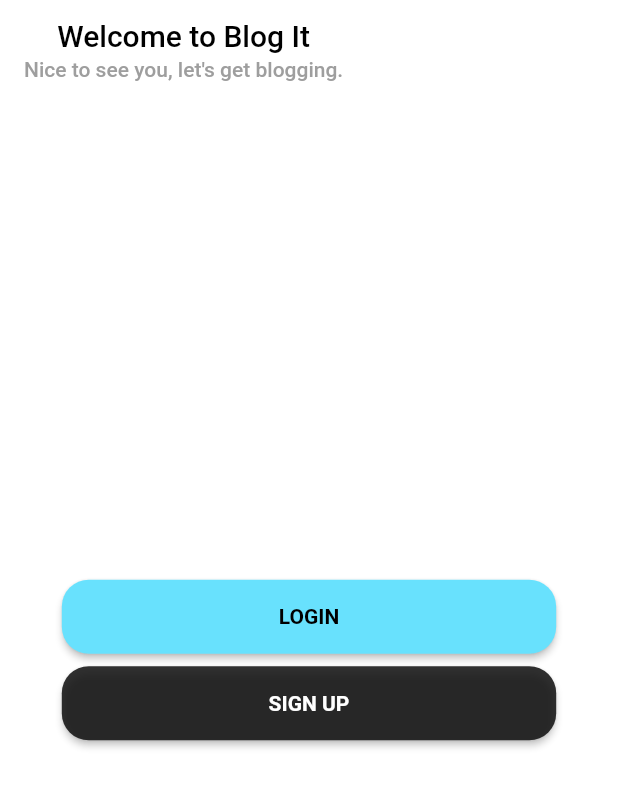
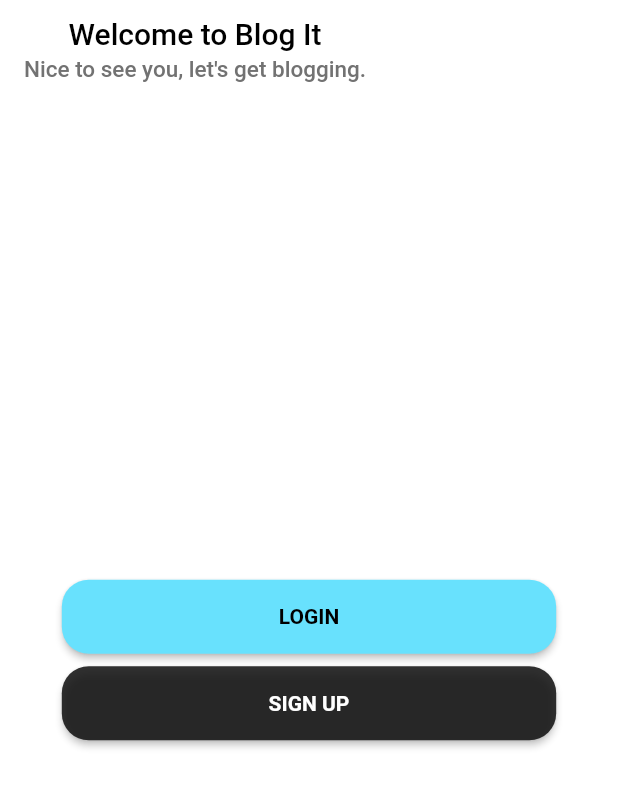
Before and after one commit to KKatlego/login-sign-up-ui, a Flutter app: the HomeScreen screen opened directly, on a phone screen of 412 x 824 dp. Shown: the top 787 px of the screen. Run offline on Flutter 3.47's test engine with Material 2 defaults, Android fonts, the phone set to English and light mode, and no system bars; statements that could not run were skipped.

Commit message:
adjusted file structure

```diff
--- a/blog_app/blogit/lib/screens/Home/home_screen.dart
+++ b/blog_app/blogit/lib/screens/home_screen.dart
@@ -17,7 +17,7 @@ class HomeScreen extends StatelessWidget {
             ),
             SizedBox(height: 3.0),
             Text("Nice to see you, let's get blogging.",
-                style: TextStyle(color: Colors.grey, fontSize: 14.0))
+                style: TextStyle(color: Color.fromARGB(255, 114, 114, 114), fontSize: 15.0))
           ],
         ),
         backgroundColor: Colors.transparent,
```
Also changed, not shown: blog_app/blogit/lib/screens/login_screen.dart (renamed from blog_app/blogit/lib/screens/Home/login_screen.dart).
